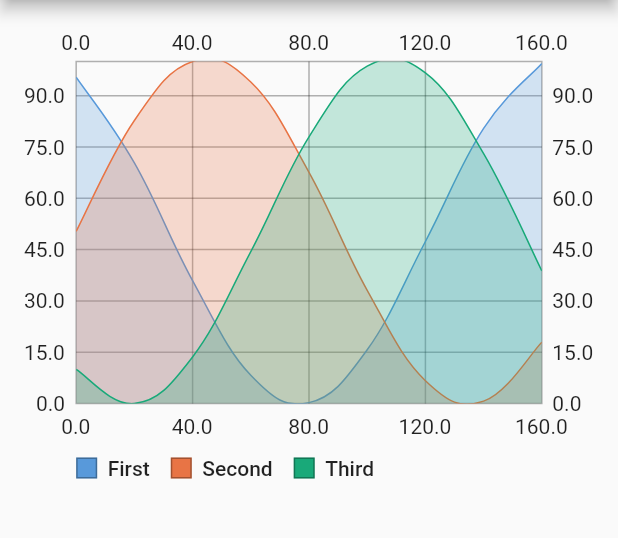
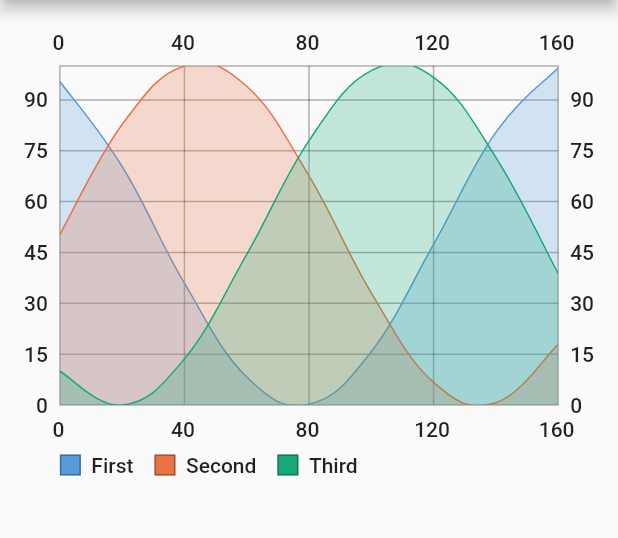
Before and after one commit to greensopinion/flutter-simple-line-chart, a Flutter app: the screen it shows after launch, on a phone screen of 412 x 824 dp, the part 84-622 px from its top. Run offline on Flutter 3.47's test engine with Material 2 defaults, Android fonts, the phone set to English and light mode, and no system bars.

Commit message:
fix positioning/sizing bugs

```diff
--- a/lib/src/axis_labeller.dart
+++ b/lib/src/axis_labeller.dart
@@ -6,6 +6,7 @@ import 'package:flutter/painting.dart';
 import 'line_chart_data.dart';
 import 'style.dart';
 import 'extensions.dart';
+import 'text_painter.dart';
 
 enum AxisDimension { X, Y }
 
@@ -20,7 +21,11 @@ class AxisLabeller {
 
   double get fontSize => style.textStyle.fontSize ?? AxisStyle.defaultFontSize;
   double get spacing => fontSize;
-  double get width => labelPoints().map((e) => e.width).reduce(max);
+  double get width =>
+      labelPoints().isEmpty ? 0 : labelPoints().map((e) => e.width).reduce(max);
+  double get labelHeight => labelPoints().isEmpty
+      ? 0
+      : labelPoints().map((e) => e.height).reduce(max);
 
   List<LabelPoint> labelPoints() {
     if (datasets.isEmpty || datasets.first.dataPoints.length < 2) {
@@ -28,7 +33,8 @@ class AxisLabeller {
     }
     if (_labelPoints == null) {
       final labels = _labelPainter(datasets.first.dataPoints).toList();
-      final labelSize = labels.map((e) => _textSize(e)).reduce(max);
+      final labelSize =
+          labels.isEmpty ? 0 : labels.map((e) => _textSize(e)).reduce(max);
       final labelSizeWithSpacing = labelSize + spacing;
       final labelCount = min(style.maxLabels, length ~/ labelSizeWithSpacing);
       if (axis == AxisDimension.X) {
@@ -39,8 +45,9 @@ class AxisLabeller {
             .where((e) => (e.key % interval) == 0)
             .map((e) => LabelPoint(
                 style.labelProvider(e.value.dataPoint),
-                _textSize(e.value),
-                e.value.painter.width,
+                e.value.painter.width + _textWidthCorrection,
+                e.value.painter.width + _textWidthCorrection,
+                e.value.painter.height,
                 _centerX(e.value.dataPoint)))
             .toList();
       } else {
@@ -73,8 +80,8 @@ class AxisLabeller {
 
           final offset = labelY.difference(minY);
           final center = offset / range * length;
-          _labelPoints!.add(
-              LabelPoint(text, painter.height, painter.width, length - center));
+          _labelPoints!.add(LabelPoint(text, painter.height, painter.width,
+              painter.height, length - center));
         }
       }
     }
@@ -84,11 +91,8 @@ class AxisLabeller {
   Iterable<_PainterPoint> _labelPainter(Iterable<DataPoint> points) => points
       .map((p) => _PainterPoint(p, _createPainter(style.labelProvider(p))));
 
-  TextPainter _createPainter(String text) => TextPainter(
-      text: TextSpan(style: style.textStyle, text: text),
-      textAlign: TextAlign.center,
-      textDirection: TextDirection.ltr)
-    ..layout();
+  TextPainter _createPainter(String text) =>
+      createTextPainter(style.textStyle, text);
 
   double _centerX(DataPoint point) {
     final first = datasets.first.dataPoints.first;
@@ -98,8 +102,9 @@ class AxisLabeller {
     return offset / range * length;
   }
 
-  double _textSize(_PainterPoint e) =>
-      (axis == AxisDimension.Y) ? e.painter.height : e.painter.width;
+  double _textSize(_PainterPoint e) => (axis == AxisDimension.Y)
+      ? e.painter.height
+      : e.painter.width + _textWidthCorrection;
 }
 
 extension _PainterExtension on Iterable<DataPoint> {}
@@ -108,14 +113,19 @@ class LabelPoint {
   final String text;
   final double size;
   final double center;
-  final double width;
+  late final double width;
+  final double height;
 
-  LabelPoint(this.text, this.size, this.width, this.center);
+  LabelPoint(this.text, this.size, this.width, this.height, this.center);
 
   double get offset => center - (size / 2);
 
   double get farEdge => center + (size / 2);
 }
+
+// not sure why, but TextPainter seems to calculate
+// text width short by 2 pixels
+const double _textWidthCorrection = 2;
 
 class _PainterPoint {
   final DataPoint dataPoint;
--- a/lib/src/line_chart.dart
+++ b/lib/src/line_chart.dart
@@ -9,6 +9,7 @@ import 'line_chart_grid.dart';
 import 'line_chart_selection.dart';
 import 'selection_model.dart';
 import 'style.dart';
+import 'text_painter.dart';
 import 'x_axis.dart';
 import 'y_axis.dart';
 
@@ -56,16 +57,18 @@ class LineChart extends StatelessWidget {
   Widget build(BuildContext context) {
     return LayoutBuilder(builder: (context, constraints) {
       final children = <Widget>[];
-      final topInset = _xAxisHeight(style.topAxisStyle);
+
       final legendHeight = _legendHeight();
       final bottomInset = _xAxisHeight(style.bottomAxisStyle) + legendHeight;
-      final verticalAxisInset = topInset + bottomInset;
+
       var leftAxisWidth = 0.0;
       var rightAxisWidth = 0.0;
       final leftDatasets =
           data.datasetsOf(axisDependency: YAxisDependency.LEFT);
       final rightDatasets =
           data.datasetsOf(axisDependency: YAxisDependency.RIGHT);
+      final topInset = _xAxisHeight(style.topAxisStyle);
+      final verticalAxisInset = topInset + bottomInset;
       AxisLabeller? leftAxisLabeller = style.leftAxisStyle == null
           ? null
           : AxisLabeller(style.leftAxisStyle!, leftDatasets, AxisDimension.Y,
@@ -81,6 +84,22 @@ class LineChart extends StatelessWidget {
         leftAxisWidth = leftAxisLabeller.width +
             leftAxisLabeller.style.labelInsets.left +
             leftAxisLabeller.style.labelInsets.right;
+      }
+      if (rightAxisLabeller != null) {
+        rightAxisWidth = rightAxisLabeller.width +
+            rightAxisLabeller.style.labelInsets.left +
+            rightAxisLabeller.style.labelInsets.right;
+      }
+      AxisLabeller? topAxisLabeller = style.topAxisStyle == null
+          ? null
+          : AxisLabeller(style.topAxisStyle!, data.datasets, AxisDimension.X,
+              constraints.maxWidth - leftAxisWidth - rightAxisWidth);
+
+      AxisLabeller? bottomAxisLabeller = style.bottomAxisStyle == null
+          ? null
+          : AxisLabeller(style.bottomAxisStyle!, data.datasets, AxisDimension.X,
+              constraints.maxWidth - leftAxisWidth - rightAxisWidth);
+      if (leftAxisLabeller != null) {
         children.add(Positioned(
             left: 0,
             top: 0,
@@ -94,9 +113,6 @@ class LineChart extends StatelessWidget {
                 data: data)));
       }
       if (rightAxisLabeller != null) {
-        rightAxisWidth = rightAxisLabeller.width +
-            rightAxisLabeller.style.labelInsets.left +
-            rightAxisLabeller.style.labelInsets.right;
         children.add(Positioned(
             left: constraints.maxWidth - rightAxisWidth,
             top: 0,
@@ -109,15 +125,6 @@ class LineChart extends StatelessWidget {
                 labelOffset: topInset,
                 data: data)));
       }
-      AxisLabeller? topAxisLabeller = style.topAxisStyle == null
-          ? null
-          : AxisLabeller(style.topAxisStyle!, data.datasets, AxisDimension.X,
-              constraints.maxWidth - leftAxisWidth - rightAxisWidth);
-
-      AxisLabeller? bottomAxisLabeller = style.bottomAxisStyle == null
-          ? null
-          : AxisLabeller(style.bottomAxisStyle!, data.datasets, AxisDimension.X,
-              constraints.maxWidth - leftAxisWidth - rightAxisWidth);
       if (topAxisLabeller != null) {
         children.add(Positioned(
             left: 0,
@@ -157,7 +164,7 @@ class LineChart extends StatelessWidget {
           left: leftAxisWidth,
           top: constraints.maxHeight - legendHeight,
           width: constraints.maxWidth - leftAxisWidth - rightAxisWidth,
-          height: topInset,
+          height: legendHeight,
           child: Legend(style: style, data: data)));
       return Container(
         width: constraints.maxWidth,
@@ -169,9 +176,18 @@ class LineChart extends StatelessWidget {
 
   double _xAxisHeight(AxisStyle? style) => style == null
       ? 0.0
-      : style.fontSize + style.labelInsets.bottom + style.labelInsets.top;
+      : _labelHeight(style) + style.labelInsets.bottom + style.labelInsets.top;
 
-  double _legendHeight() => style.legendStyle.height;
+  double _legendHeight() =>
+      style.legendStyle.heightInsets +
+      createTextPainter(style.legendStyle.textStyle, 'SAMPLE').height;
+
+  double _labelHeight(AxisStyle? style) {
+    if (style == null) {
+      return 0;
+    }
+    return createTextPainter(style.textStyle, 'SAMPLE').height;
+  }
 }
 
 class _ChartArea extends StatefulWidget {
--- a/lib/src/style.dart
+++ b/lib/src/style.dart
@@ -1,5 +1,6 @@
 import 'package:flutter/material.dart';
 import 'package:flutter/painting.dart';
+import 'package:simple_line_chart/src/text_painter.dart';
 
 import 'line_chart_data.dart';
 
@@ -30,12 +31,12 @@ class LineChartStyle {
       {List<Color>? datasetColors}) {
     final theme = Theme.of(context);
     final textStyle = theme.textTheme.bodyText1 ?? theme.textTheme.bodyText2!;
+    final fontHeight = createTextPainter(textStyle, 'SAMPLE').height;
     final lineColor = textStyle.color!.withOpacity(0.3);
     final datasetStyles = (datasetColors ?? _defaultDatasetColors())
         .map((c) => DatasetStyle(color: c))
         .toList();
-    final fontSize = textStyle.fontSize ?? LegendStyle.defaultFontSize;
-    final legendInsets = EdgeInsets.only(top: fontSize);
+    final legendInsets = EdgeInsets.only(top: fontHeight / 2);
     final highlight =
         HighlightStyle(color: _Colors.highlight, lineSize: _defaultLineSize);
 
@@ -48,20 +49,20 @@ class LineChartStyle {
             textStyle: textStyle,
             lineColor: lineColor,
             labelProvider: (point) => _defaultLabelProvider(point.x),
-            labelInsets: EdgeInsets.only(bottom: fontSize / 2)),
+            labelInsets: EdgeInsets.only(bottom: fontHeight / 2)),
         bottomAxisStyle: AxisStyle(
             textStyle: textStyle,
             lineColor: lineColor,
             labelProvider: (point) => _defaultLabelProvider(point.x),
-            labelInsets: EdgeInsets.only(top: fontSize / 2)),
+            labelInsets: EdgeInsets.only(top: fontHeight / 2)),
         leftAxisStyle: AxisStyle(
             textStyle: textStyle,
-            labelInsets: EdgeInsets.only(right: fontSize / 2),
+            labelInsets: EdgeInsets.only(right: fontHeight / 2),
             labelProvider: (point) => _defaultLabelProvider(point.y),
             lineColor: lineColor),
         rightAxisStyle: AxisStyle(
             textStyle: textStyle,
-            labelInsets: EdgeInsets.only(left: fontSize / 2),
+            labelInsets: EdgeInsets.only(left: fontHeight / 2),
             labelProvider: (point) => _defaultLabelProvider(point.y),
             lineColor: lineColor));
   }
@@ -235,7 +236,7 @@ class LegendStyle {
       {required this.lineColor, required this.textStyle, required this.insets});
 
   double get fontSize => textStyle.fontSize ?? defaultFontSize;
-  double get height => fontSize + insets.top + insets.bottom + (borderSize * 2);
+  double get heightInsets => insets.top + insets.bottom + (borderSize * 2);
 
   LegendStyle copyWith(
       {Color? lineColor, TextStyle? textStyle, EdgeInsets? insets}) {
@@ -338,7 +339,7 @@ class _Colors {
   static final Color highlight = Color.fromARGB(_opaque, 242, 155, 29);
 }
 
-String _defaultLabelProvider(double v) => v.toStringAsFixed(1);
+String _defaultLabelProvider(double v) => v.toStringAsFixed(0);
 
 const _defaultLineSize = 1.0;
 const _defaultFontSize = 12.0;
--- /dev/null
+++ b/lib/src/text_painter.dart
@@ -0,0 +1,7 @@
+import 'package:flutter/widgets.dart';
+
+TextPainter createTextPainter(TextStyle style, String text) => TextPainter(
+    text: TextSpan(style: style, text: text),
+    textAlign: TextAlign.center,
+    textDirection: TextDirection.ltr)
+  ..layout();
--- a/lib/src/x_axis.dart
+++ b/lib/src/x_axis.dart
@@ -29,11 +29,13 @@ class XAxis extends StatelessWidget {
     }
     final labelPoints = labeller.labelPoints();
     final children = labelPoints.map((p) {
-      return Positioned(child: Text(p.text), left: p.offset + labelOffset);
+      return Positioned(
+          child: Text(p.text, style: style.textStyle),
+          left: p.offset + labelOffset);
     }).toList();
     return Container(
       width: labeller.length,
-      height: labeller.fontSize,
+      height: labeller.labelHeight,
       child: Stack(children: children),
     );
   }
--- a/lib/src/y_axis.dart
+++ b/lib/src/y_axis.dart
@@ -33,15 +33,15 @@ class YAxis extends StatelessWidget {
     }
     return LayoutBuilder(builder: (context, constraints) {
       final labelPoints = labeller.labelPoints();
-      final width = labeller.width;
-      final children = labelPoints.map((p) {
-        return Positioned(
-            child: Text(p.text),
-            left: (side == YAxisSide.RIGHT) ? 0 : width - p.width,
-            top: p.offset + labelOffset);
-      }).toList();
+      final width = constraints.maxWidth;
+      final children = labelPoints
+          .map((p) => Positioned(
+              child: Text(p.text, style: style.textStyle),
+              left: (side == YAxisSide.RIGHT) ? 0 : width - p.width,
+              top: p.offset + labelOffset))
+          .toList();
       return Container(
-        width: width,
+        width: constraints.maxWidth,
         height: double.infinity,
         child: Stack(children: children),
       );
```
